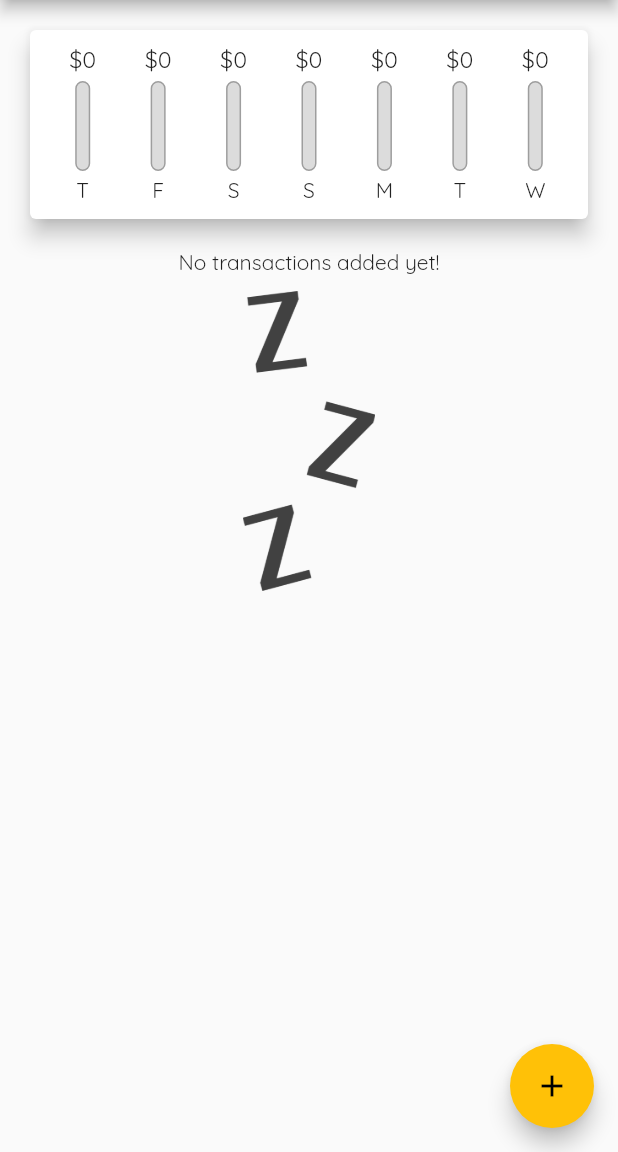
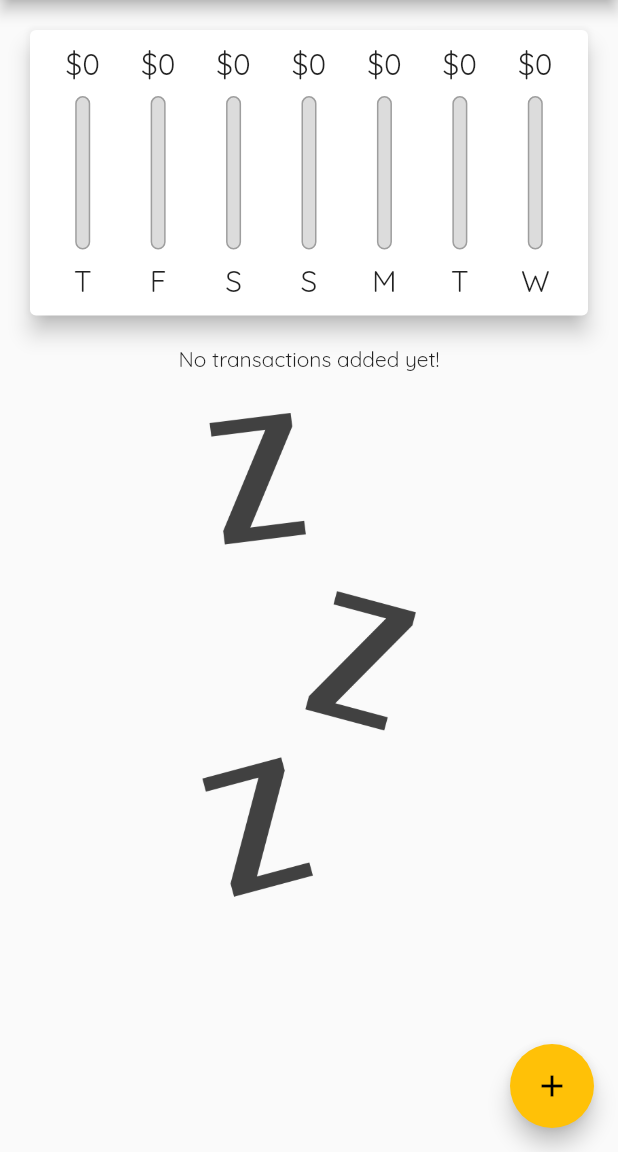
Before and after one commit to nrudelic/Flutter-develop, a Flutter app: the screen it shows after launch, on a phone screen of 412 x 824 dp, the part 84-1236 px from its top. Run offline on Flutter 3.47's test engine with Material 2 defaults, Android fonts, the phone set to English and light mode, and no system bars.

Commit message:
added responsivity and adaptivity

```diff
--- a/expenses_calculator/lib/main.dart
+++ b/expenses_calculator/lib/main.dart
@@ -17,8 +17,7 @@ class MyApp extends StatelessWidget {
         primarySwatch: Colors.purple,
         accentColor: Colors.amber,
         fontFamily: 'Quicksand',
-        appBarTheme:
-            AppBarTheme(),
+        appBarTheme: AppBarTheme(),
       ),
       home: MyHomePage(),
     );
@@ -57,22 +56,29 @@ class _MyHomePageState extends State<MyHomePage> {
         });
   }
 
-  void _deleteTransaction(){
-
+  void _deleteTransaction(String id) {
+    setState(() {
+      _userTransactions.removeWhere((tx) {
+        return tx.id == id;
+      });
+    });
   }
 
-  List<Transaction> get _recentTransactions{
+  bool _showChart = false;
+
+  List<Transaction> get _recentTransactions {
     return _userTransactions.where((tx) {
-      return (tx.date as DateTime).isAfter(
-        DateTime.now().subtract(
-          Duration(days:7)));
+      return (tx.date as DateTime)
+          .isAfter(DateTime.now().subtract(Duration(days: 7)));
     }).toList();
   }
 
   @override
   Widget build(BuildContext context) {
-    return Scaffold(
-      appBar: AppBar(
+    final mediaQuery = MediaQuery.of(context);
+    final isLandscape =
+        mediaQuery.orientation == Orientation.landscape;
+    final appBar = AppBar(
       title: Text(
         'Personal Expenses',
         style: TextStyle(fontFamily: 'OpenSans'),
@@ -83,13 +89,53 @@ class _MyHomePageState extends State<MyHomePage> {
           icon: Icon(Icons.add),
         ),
       ],
-      ),
+    );
+
+    final txWidget = Container(
+        height: (mediaQuery.size.height -
+                appBar.preferredSize.height -
+                mediaQuery.padding.top) *
+            0.7,
+        child: TransactionList(_userTransactions, _deleteTransaction));
+
+    return Scaffold(
+      appBar: appBar,
       body: Column(
         //mainAxisAlignment: MainAxisAlignment.start,
         crossAxisAlignment: CrossAxisAlignment.stretch,
         children: [
-          Chart(_recentTransactions),
-          TransactionList(_userTransactions),
+          if (isLandscape)
+            Row(
+              mainAxisAlignment: MainAxisAlignment.center,
+              children: [
+                Text('Show chart'),
+                Switch(
+                  value: _showChart,
+                  onChanged: (value) {
+                    setState(() {
+                      _showChart = value;
+                    });
+                    ;
+                  },
+                )
+              ],
+            ),
+          if (!isLandscape)
+            Container(
+                height: (mediaQuery.size.height -
+                        appBar.preferredSize.height -
+                        mediaQuery.padding.top) *
+                    0.3,
+                child: Chart(_recentTransactions)),
+          if (!isLandscape) txWidget,
+          if (isLandscape) _showChart
+              ? Container(
+                  height: (mediaQuery.size.height -
+                          appBar.preferredSize.height -
+                          mediaQuery.padding.top) *
+                      0.7,
+                  child: Chart(_recentTransactions))
+              : txWidget
         ],
       ),
       floatingActionButton: FloatingActionButton(
--- a/expenses_calculator/lib/widgets/chart.dart
+++ b/expenses_calculator/lib/widgets/chart.dart
@@ -24,8 +24,6 @@ class Chart extends StatelessWidget {
         }
       }
 
-      print(DateFormat.E().format(weekDay));
-      print(totalSum);
 
       return {
         'day': DateFormat.E().format(weekDay).substring(0, 1),
@@ -42,8 +40,9 @@ class Chart extends StatelessWidget {
 
   @override
   Widget build(BuildContext context) {
-    print(groupedTransactionValues);
-    return Card(
+    return Container(
+      height: MediaQuery.of(context).size.height * 0.4,
+      child: Card(
         elevation: 6,
         margin: EdgeInsets.all(20),
         child: Container(
@@ -59,6 +58,7 @@ class Chart extends StatelessWidget {
             }).toList(),
           ),
         ),
+      ),
     );
   }
 }
--- a/expenses_calculator/lib/widgets/chart_bar.dart
+++ b/expenses_calculator/lib/widgets/chart_bar.dart
@@ -9,16 +9,21 @@ class ChartBar extends StatelessWidget {
 
   @override
   Widget build(BuildContext context) {
+    return LayoutBuilder(
+      builder: (ctx, constraints) {
         return Column(
           children: [
             Container(
-          height: 20,
-          child: FittedBox(child: Text('\$${spendingAmount.toStringAsFixed(0)}'))),
+              height: constraints.maxHeight * 0.15,
+              child: FittedBox(
+                child: Text('\$${spendingAmount.toStringAsFixed(0)}'),
+              ),
+            ),
             SizedBox(
-          height: 4,
+              height: constraints.maxHeight * 0.05,
             ),
             Container(
-          height: 60,
+              height: constraints.maxHeight * 0.6,
               width: 10,
               child: Stack(
                 children: [
@@ -32,19 +37,24 @@ class ChartBar extends StatelessWidget {
                   FractionallySizedBox(
                     heightFactor: spendingPercentOfTotal,
                     child: Container(
-                  decoration:
-                      BoxDecoration(color: Theme.of(context).primaryColor, borderRadius: BorderRadius.circular(10)),
-
+                      decoration: BoxDecoration(
+                          color: Theme.of(context).primaryColor,
+                          borderRadius: BorderRadius.circular(10)),
                     ),
                   )
                 ],
               ),
             ),
             SizedBox(
-          height: 4,
+              height: constraints.maxHeight * 0.05,
             ),
-        Text(label),
+            Container(
+              child: FittedBox(child: Text(label)),
+              height: constraints.maxHeight * 0.15,
+            ),
           ],
+        );
+      },
     );
   }
 }
--- a/expenses_calculator/lib/widgets/new_transaction.dart
+++ b/expenses_calculator/lib/widgets/new_transaction.dart
@@ -20,7 +20,7 @@ class _NewTransactionState extends State<NewTransaction> {
     final enteredTitle = titleController.text;
     final enteredAmount = double.parse(amountController.text);
 
-    if (enteredAmount <= 0 || enteredTitle.isEmpty) return;
+    if (enteredAmount <= 0 || enteredTitle.isEmpty || selectedDate == null) return;
 
     widget.addTransaction(enteredTitle, enteredAmount, selectedDate);
 
@@ -44,10 +44,11 @@ class _NewTransactionState extends State<NewTransaction> {
 
   @override
   Widget build(BuildContext context) {
-    return Card(
+    return SingleChildScrollView(
+      child: Card(
         elevation: 5,
         child: Container(
-        padding: EdgeInsets.all(10),
+          padding: EdgeInsets.only(top:10, left: 10, right:10, bottom: MediaQuery.of(context).viewInsets.bottom + 10),
           child: Column(
             crossAxisAlignment: CrossAxisAlignment.end,
             children: [
@@ -91,6 +92,7 @@ class _NewTransactionState extends State<NewTransaction> {
             ],
           ),
         ),
+      ),
     );
   }
 }
--- a/expenses_calculator/lib/widgets/transaction_list.dart
+++ b/expenses_calculator/lib/widgets/transaction_list.dart
@@ -4,28 +4,29 @@ import 'package:intl/intl.dart';
 
 class TransactionList extends StatelessWidget {
   final List<Transaction> transactions;
+  final Function deleteTransaction;
 
-  TransactionList(this.transactions);
+  TransactionList(this.transactions, this.deleteTransaction);
 
   @override
   Widget build(BuildContext context) {
-    return Container(
-      height: 300,
-      child: transactions.isEmpty
-          ? Column(
+    return transactions.isEmpty
+        ? LayoutBuilder( builder: (ctx, constraints){
+          return Column(
               children: [
                 Text('No transactions added yet!'),
                 SizedBox(
-                  height: 10,
+                  height: constraints.maxHeight * 0.05,
                 ),
                 Container(
-                  height: 200,
+                  height: constraints.maxHeight * 0.60,
                   child: Image.asset(
                     'assets/images/waiting.png',
                     fit: BoxFit.cover,
                   ),
                 ),
               ],
+            );}
         )
         : ListView.builder(
             itemBuilder: (ctx, index) {
@@ -41,14 +42,20 @@ class TransactionList extends StatelessWidget {
                       ),
                     ),
                   ),
-                    title: Text(transactions[index].title as String,),
-                    subtitle: Text(DateFormat.yMMMd().format(transactions[index].date as DateTime)),
-                    trailing: IconButton(onPressed: (){}, icon: Icon(Icons.delete)), iconColor: Theme.of(context).errorColor,
+                  title: Text(
+                    transactions[index].title as String,
+                  ),
+                  subtitle: Text(DateFormat.yMMMd()
+                      .format(transactions[index].date as DateTime)),
+                  trailing:
+                  MediaQuery.of(context).size.width > 360
+                  ? FlatButton.icon(onPressed: () => deleteTransaction(transactions[index].id), icon: Icon(Icons.delete), label: Text('Delete'))
+                  : IconButton(onPressed: () => deleteTransaction(transactions[index].id), icon: Icon(Icons.delete),),
+                  iconColor: Theme.of(context).errorColor,
                 ),
               );
             },
             itemCount: transactions.length,
-            ),
           );
   }
 }
```
Lines whose indentation alone changed are shown as unchanged.
